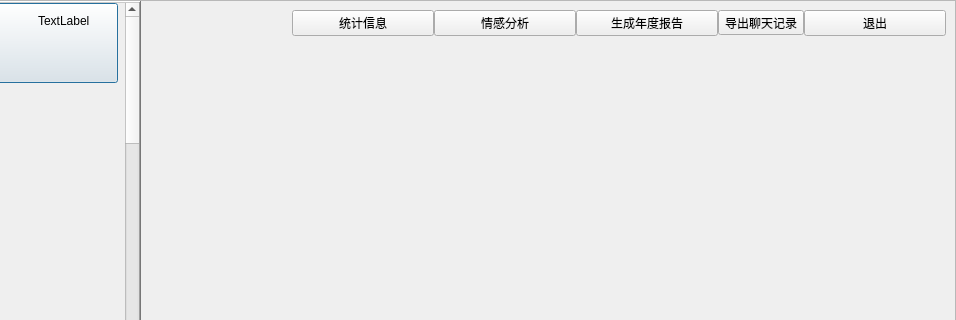
Above: app/Ui/contact/contactUi.ui from LC044/WeChatMsg before the change; both pictures show x 185 to 1141 and y 0 to 320 of the 1141 by 740 pixel window. Below: the same form after it.
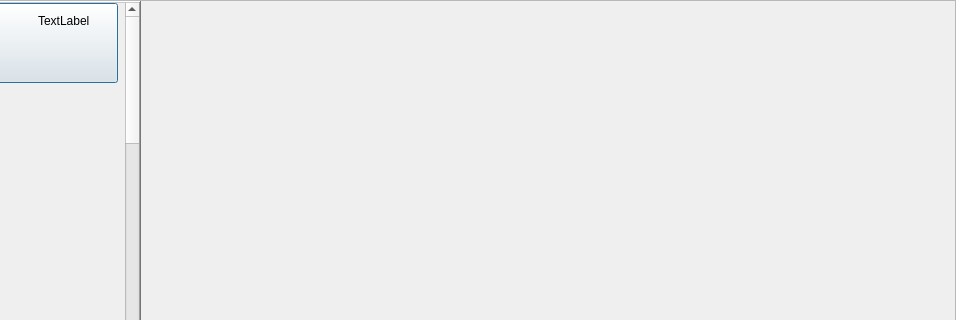
That is the form after the change.

Commit message: 用stackWidget重写contactUI

What changed in the file:
```diff
--- a/app/Ui/contact/contactUi.ui
+++ b/app/Ui/contact/contactUi.ui
@@ -151,81 +151,9 @@
                             </widget>
                         </item>
                         <item>
-                            <widget class="QFrame" name="frame">
-                                <property name="frameShape">
-                                    <enum>QFrame::NoFrame</enum>
-                                </property>
-                                <property name="frameShadow">
-                                    <enum>QFrame::Raised</enum>
-                                </property>
-                                <layout class="QVBoxLayout" name="verticalLayout">
-                                    <item>
-                                        <layout class="QHBoxLayout" name="horizontalLayout_3">
-                                            <property name="spacing">
-                                                <number>0</number>
-                                            </property>
-                                            <item>
-                                                <widget class="QLabel" name="label_remark">
-                                                    <property name="maximumSize">
-                                                        <size>
-                                                            <width>16777215</width>
-                                                            <height>100</height>
-                                                        </size>
-                                                    </property>
-                                                    <property name="font">
-                                                        <font>
-                                                            <pointsize>12</pointsize>
-                                                        </font>
-                                                    </property>
-                                                    <property name="text">
-                                                        <string/>
-                                                    </property>
-                                                </widget>
-                                            </item>
-                                            <item>
-                                                <widget class="QPushButton" name="btn_analysis">
-                                                    <property name="text">
-                                                        <string>统计信息</string>
-                                                    </property>
-                                                </widget>
-                                            </item>
-                                            <item>
-                                                <widget class="QPushButton" name="btn_emotion">
-                                                    <property name="text">
-                                                        <string>情感分析</string>
-                                                    </property>
-                                                </widget>
-                                            </item>
-                                            <item>
-                                                <widget class="QPushButton" name="btn_report">
-                                                    <property name="text">
-                                                        <string>生成年度报告</string>
-                                                    </property>
-                                                </widget>
-                                            </item>
-                                            <item>
-                                                <widget class="QToolButton" name="toolButton_output">
-                                                    <property name="text">
-                                                        <string>导出聊天记录</string>
-                                                    </property>
-                                                </widget>
-                                            </item>
-                                            <item>
-                                                <widget class="QPushButton" name="btn_back">
-                                                    <property name="text">
-                                                        <string>退出</string>
-                                                    </property>
-                                                </widget>
-                                            </item>
-                                        </layout>
-                                    </item>
-                                    <item>
-                                        <widget class="QStackedWidget" name="stackedWidget">
-                                            <widget class="QWidget" name="page_3"/>
-                                            <widget class="QWidget" name="page_4"/>
-                                        </widget>
-                                    </item>
-                                </layout>
+                            <widget class="QStackedWidget" name="stackedWidget">
+                                <widget class="QWidget" name="page"/>
+                                <widget class="QWidget" name="page_2"/>
                             </widget>
                         </item>
                     </layout>
```
The commit also changes 10 other files.
